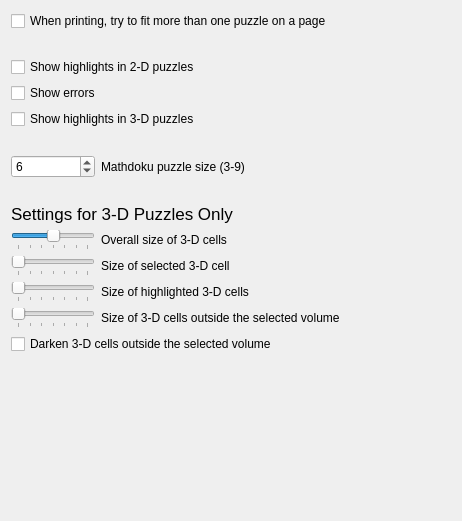
The window that src/gui/configgame.ui (KDE/ksudoku) describes before a commit, drawn with Qt 5.
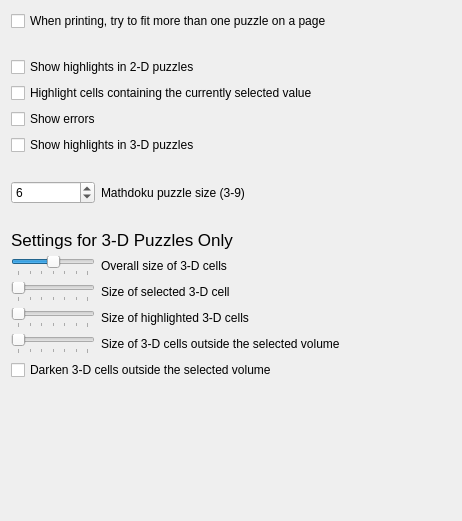
The same window after the commit.

Commit message:
Add option to highlight cells with the selected value.
BUGS: 346143, 217324

What changed in the file:
```diff
--- a/src/gui/configgame.ui
+++ b/src/gui/configgame.ui
@@ -50,6 +50,19 @@
      </property>
     </widget>
    </item>
+   <item>
+    <widget class="QCheckBox" name="kcfg_HighlightSameValues">
+     <property name="toolTip">
+      <string>Highlight cells containing the currently selected value</string>
+     </property>
+     <property name="whatsThis">
+      <string>When you select a value, all other cells containing the same value will be highlighted. This can help you quickly identify patterns and potential conflicts.</string>
+     </property>
+     <property name="text">
+      <string>Highlight cells containing the currently selected value</string>
+     </property>
+    </widget>
+   </item>
    <item>
     <widget class="QCheckBox" name="kcfg_ShowErrors">
      <property name="toolTip">
```
The commit also changes 5 other files.
